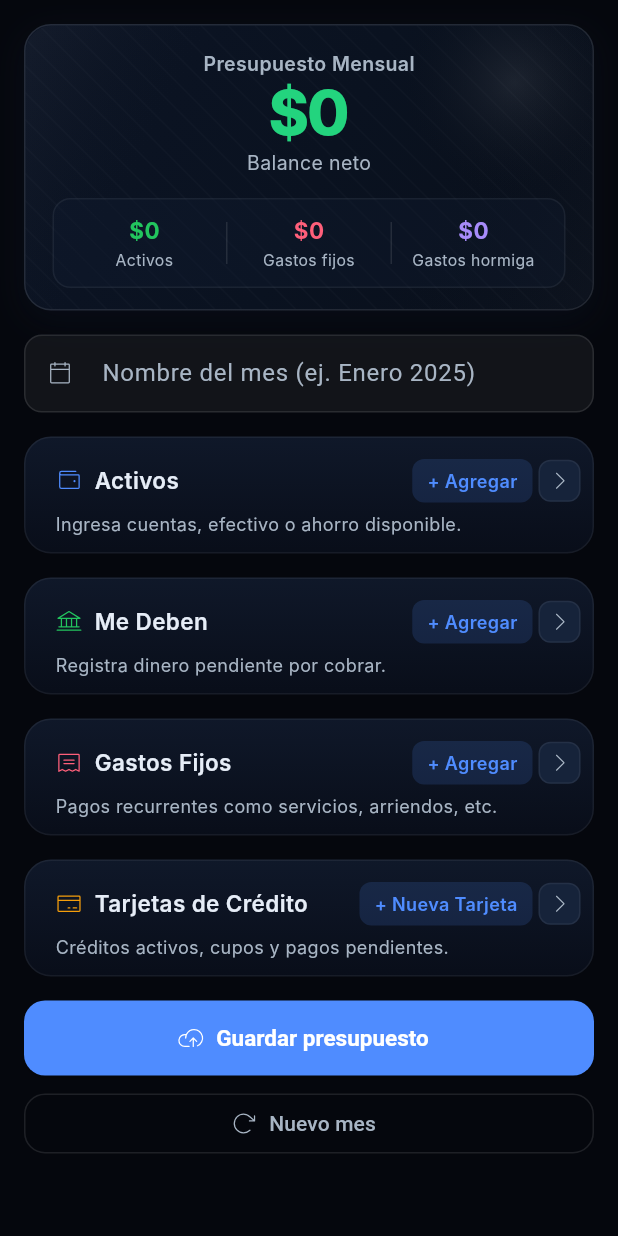
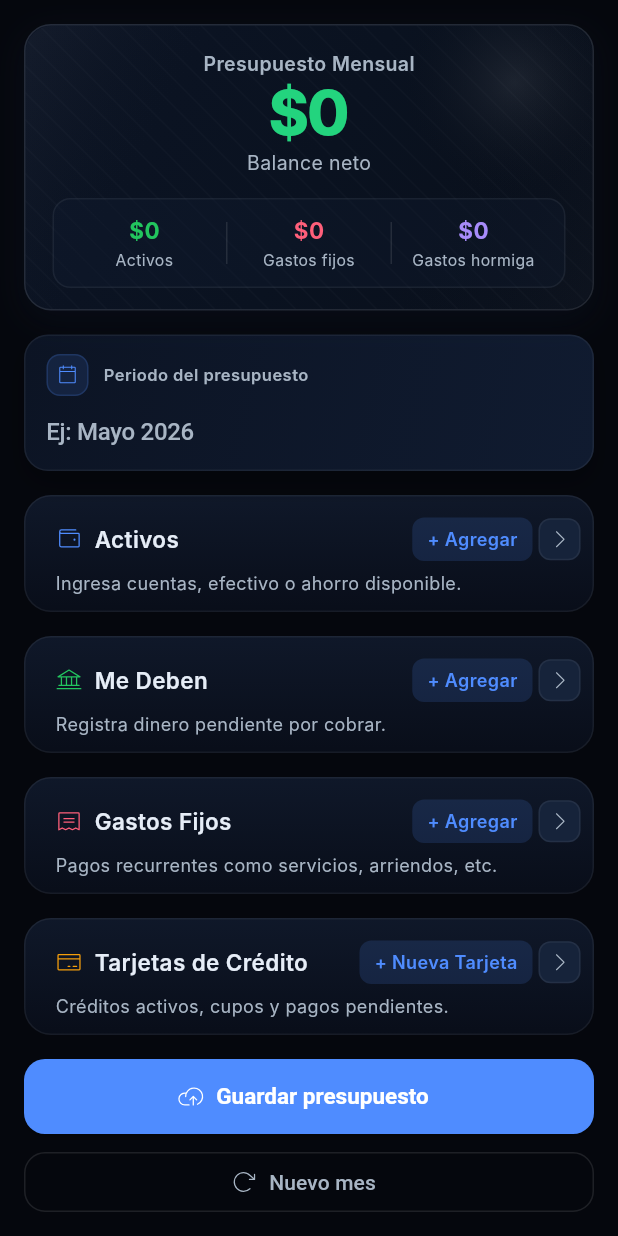
Before and after one commit to JuanDelgado06/finanzas-personales-app, a Flutter app: the BudgetScreen screen opened directly, on a phone screen of 412 x 824 dp. Run offline on Flutter 3.47's test engine with Material 3 defaults, Android fonts, the phone set to English and light mode, and no system bars; our stand-ins replace firebase_auth, firebase_core, fl_chart, flutter_slidable, google_sign_in, phosphor_flutter and 1 more; accounts and stored records are empty; Roboto replaces fonts that are missing (Inter).

Commit message:
feat: mejorar la interfaz del campo de entrada de mes en el presupuesto con animaciones y acciones rápidas

```diff
--- a/lib/screens/budget_screen.dart
+++ b/lib/screens/budget_screen.dart
@@ -442,14 +442,19 @@ class _MonthInput extends StatefulWidget {
 
 class _MonthInputState extends State<_MonthInput> {
   late final TextEditingController _ctrl;
+  late final FocusNode _focusNode;
+
   @override
   void initState() {
     super.initState();
     _ctrl = TextEditingController(text: widget.state.monthName);
+    _focusNode = FocusNode()..addListener(() => setState(() {}));
+    _ctrl.addListener(() => setState(() {}));
   }
 
   @override
   void dispose() {
+    _focusNode.dispose();
     _ctrl.dispose();
     super.dispose();
   }
@@ -467,20 +472,122 @@ class _MonthInputState extends State<_MonthInput> {
 
   @override
   Widget build(BuildContext context) {
-    return TextField(
+    final hasText = _ctrl.text.trim().isNotEmpty;
+    final isFocused = _focusNode.hasFocus;
+
+    return AnimatedContainer(
+      duration: const Duration(milliseconds: 180),
+      curve: Curves.easeOutCubic,
+      padding: const EdgeInsets.fromLTRB(14, 12, 14, 12),
+      decoration: BoxDecoration(
+        gradient: LinearGradient(
+          begin: Alignment.topLeft,
+          end: Alignment.bottomRight,
+          colors: [
+            kSurface,
+            isFocused ? kSurfaceHover : kSurfaceSoft,
+          ],
+        ),
+        borderRadius: BorderRadius.circular(16),
+        border: Border.all(
+          color: isFocused ? kAccent.withOpacity(0.45) : kLineSoft,
+        ),
+        boxShadow: [
+          BoxShadow(
+            color: Colors.black.withOpacity(0.22),
+            blurRadius: 14,
+            offset: const Offset(0, 8),
+          ),
+        ],
+      ),
+      child: Column(
+        crossAxisAlignment: CrossAxisAlignment.start,
+        children: [
+          Row(
+            children: [
+              Container(
+                width: 28,
+                height: 28,
+                decoration: BoxDecoration(
+                  color: kAccent.withOpacity(0.12),
+                  borderRadius: BorderRadius.circular(9),
+                  border: Border.all(color: kAccent.withOpacity(0.18)),
+                ),
+                child: const Center(
+                  child: PhosphorIcon(
+                    PhosphorIconsLight.calendarBlank,
+                    color: kAccent,
+                    size: 15,
+                  ),
+                ),
+              ),
+              const SizedBox(width: 10),
+              const Expanded(
+                child: Text(
+                  'Periodo del presupuesto',
+                  style: TextStyle(
+                    color: kTextSoft,
+                    fontSize: 11,
+                    fontWeight: FontWeight.w600,
+                    letterSpacing: 0.3,
+                  ),
+                ),
+              ),
+              if (hasText)
+                GestureDetector(
+                  onTap: () {
+                    _ctrl.clear();
+                    widget.state.monthName = '';
+                    widget.state.notifyListeners();
+                  },
+                  child: Container(
+                    width: 26,
+                    height: 26,
+                    decoration: BoxDecoration(
+                      color: Colors.white.withOpacity(0.06),
+                      borderRadius: BorderRadius.circular(8),
+                    ),
+                    child: const Center(
+                      child: PhosphorIcon(
+                        PhosphorIconsLight.x,
+                        color: kTextSoft,
+                        size: 14,
+                      ),
+                    ),
+                  ),
+                ),
+            ],
+          ),
+          const SizedBox(height: 10),
+          TextField(
             controller: _ctrl,
+            focusNode: _focusNode,
             onChanged: (v) {
               widget.state.monthName = v;
               widget.state.notifyListeners();
             },
-      style: const TextStyle(color: kTextMain),
+            style: const TextStyle(
+              color: kTextMain,
+              fontSize: 18,
+              fontWeight: FontWeight.w600,
+              letterSpacing: -0.2,
+            ),
             decoration: const InputDecoration(
-        hintText: 'Nombre del mes (ej. Enero 2025)',
-        prefixIcon: PhosphorIcon(
-          PhosphorIconsLight.calendarBlank,
+              hintText: 'Ej: Mayo 2026',
+              hintStyle: TextStyle(
                 color: kTextSoft,
-          size: 18,
-        ),
+                fontSize: 16,
+                fontWeight: FontWeight.w500,
+              ),
+              isDense: true,
+              filled: false,
+              contentPadding: EdgeInsets.zero,
+              border: InputBorder.none,
+              enabledBorder: InputBorder.none,
+              focusedBorder: InputBorder.none,
+            ),
+          ),
+        ],
       ),
     );
   }
```
Also changed, not shown: 1 other file. Lines whose indentation alone changed are shown as unchanged.
